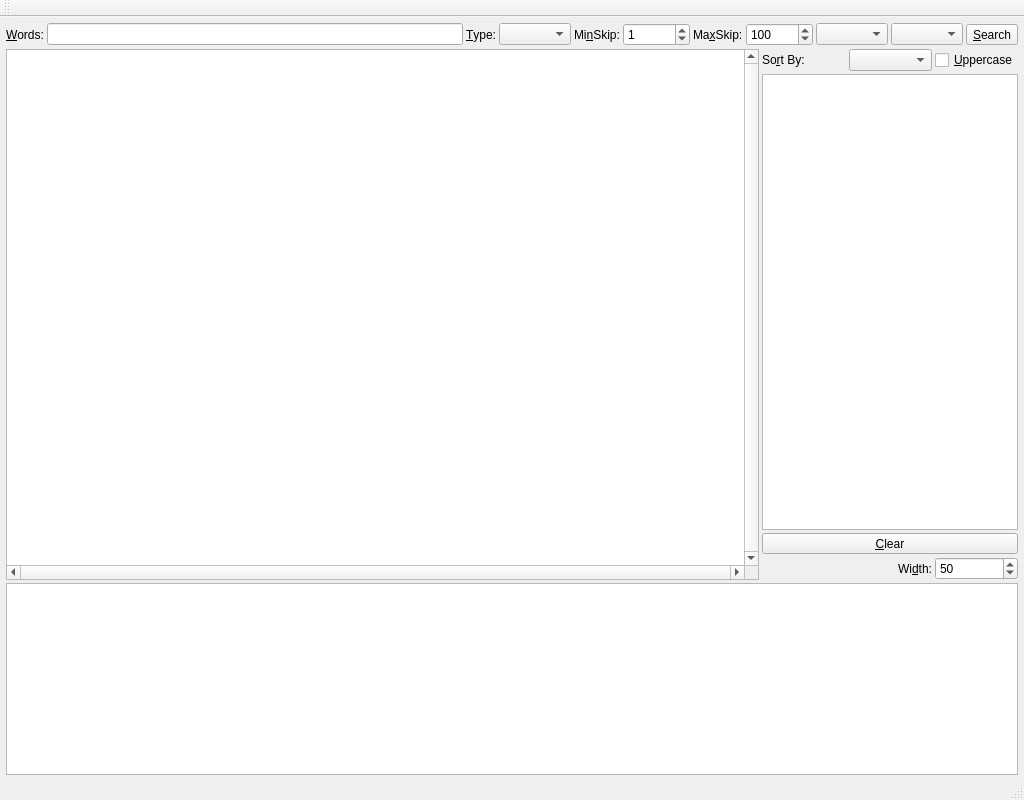
Above: programs/ELSSearch/ELSSearchMainWindow.ui from dewhisna/KingJamesPureBibleSearch before the change. Below: the same form after it.
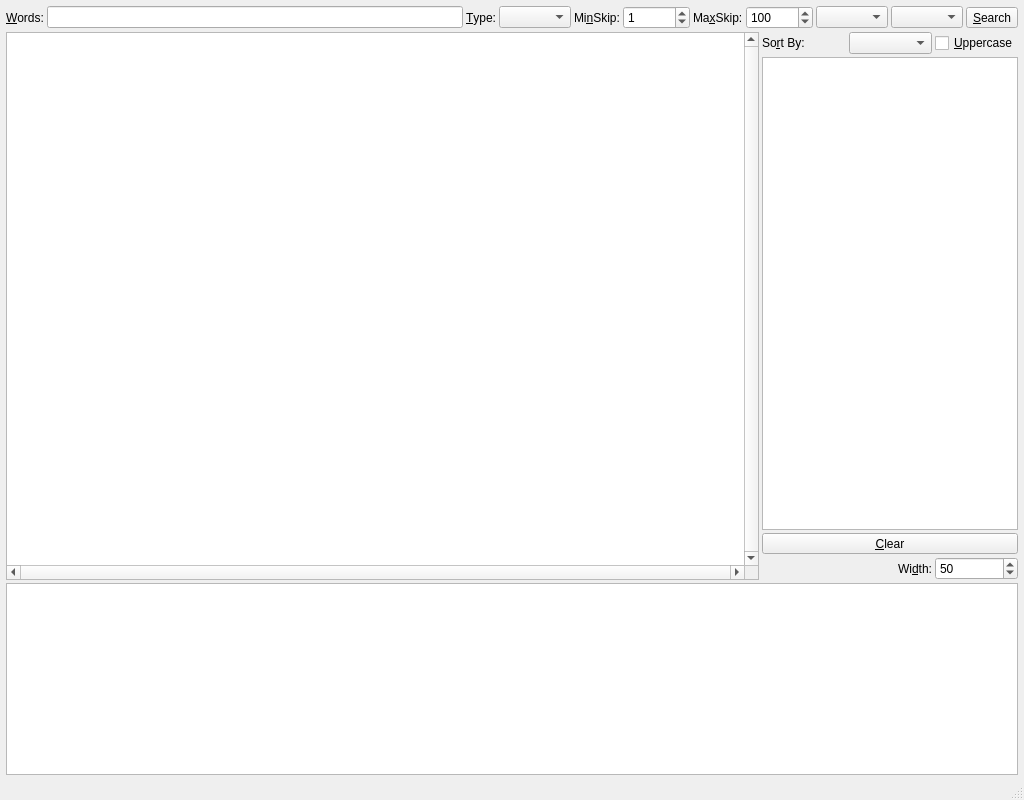
That is the form after the change.

Commit message: Replace toolBar with menuBar in ELSSearch. Get rid of unnecessary m_pQuitAction member. Make menuBar and statusBar naming consistent with main KJPBS window.

What changed in the file:
```diff
--- a/programs/ELSSearch/ELSSearchMainWindow.ui
+++ b/programs/ELSSearch/ELSSearchMainWindow.ui
@@ -288,18 +288,7 @@
     </rect>
    </property>
   </widget>
-  <widget class="QStatusBar" name="statusbar"/>
-  <widget class="QToolBar" name="toolBar">
-   <property name="windowTitle">
-    <string>toolBar</string>
-   </property>
-   <attribute name="toolBarArea">
-    <enum>TopToolBarArea</enum>
-   </attribute>
-   <attribute name="toolBarBreak">
-    <bool>false</bool>
-   </attribute>
-  </widget>
+  <widget class="QStatusBar" name="statusBar"/>
  </widget>
  <tabstops>
   <tabstop>editWords</tabstop>
```
Left out of the diff: 2 changed lines with no effect on the pictures. The commit also changes 2 other files.
